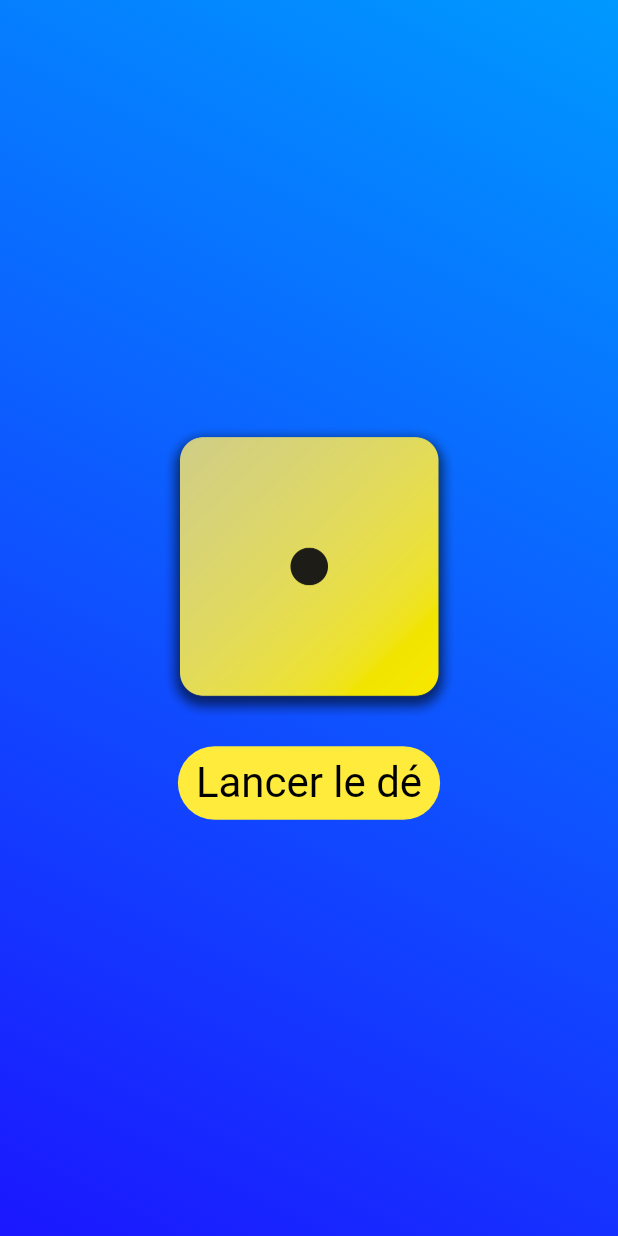
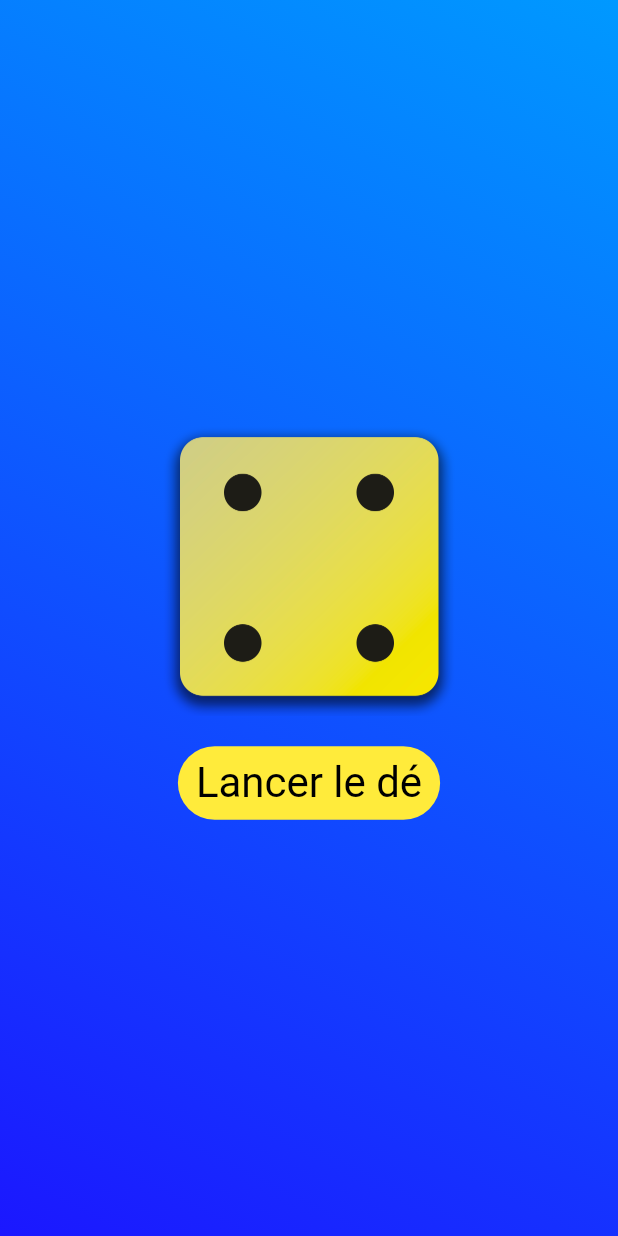
Before and after one commit to Fenysk/1_flutter_dice_app, a Flutter app: the screen it shows after launch, after a tap on "Lancer le dé", on a phone screen of 412 x 824 dp. Run offline on Flutter 3.47's test engine with Material 3 defaults, Android fonts, the phone set to English and light mode, and no system bars.

```diff
--- /dev/null
+++ b/lib/dice_roller.dart
@@ -0,0 +1,43 @@
+import 'package:flutter/material.dart';
+
+class DiceRoller extends StatefulWidget {
+  const DiceRoller({super.key});
+
+  @override
+  State<DiceRoller> createState() {
+    return _DiceRollerState();
+  }
+}
+
+class _DiceRollerState extends State<DiceRoller> {
+  var activeDiceImage = 'assets/images/dé-5.png';
+
+  void rollDice() {
+    setState(() {
+      activeDiceImage = 'assets/images/dé-4.png';
+    });
+  }
+
+  @override
+  Widget build(context) {
+    return Column(
+      mainAxisSize: MainAxisSize.min,
+      children: [
+        Image.asset(
+          activeDiceImage,
+          width: 200,
+        ),
+        const SizedBox(height: 20),
+        TextButton(
+          onPressed: rollDice,
+          style: TextButton.styleFrom(
+            backgroundColor: Colors.yellow,
+            foregroundColor: Colors.black,
+            textStyle: const TextStyle(fontSize: 28),
+          ),
+          child: const Text('Lancer le dé'),
+        )
+      ],
+    );
+  }
+}
--- a/lib/loading_page.dart
+++ b/lib/loading_page.dart
@@ -1,4 +1,5 @@
 import 'package:flutter/material.dart';
+import 'package:first_app/dice_roller.dart';
 
 const startAlignment = Alignment.bottomLeft;
 const endAlignment = Alignment.topRight;
@@ -8,11 +9,6 @@ class LoadingPage extends StatelessWidget {
 
   final Color startColor;
   final Color endColor;
-
-  void rollDice() {
-    // ignore: avoid_print
-    print('Le dé est lancé !');
-  }
 
   @override
   Widget build(context) {
@@ -27,26 +23,8 @@ class LoadingPage extends StatelessWidget {
           ],
         ),
       ),
-      child: Center(
-        child: Column(
-          mainAxisSize: MainAxisSize.min,
-          children: [
-            Image.asset(
-              'assets/images/dé-1.png',
-              width: 200,
-            ),
-            const SizedBox(height: 20),
-            TextButton(
-              onPressed: rollDice,
-              style: TextButton.styleFrom(
-                backgroundColor: Colors.yellow,
-                foregroundColor: Colors.black,
-                textStyle: const TextStyle(fontSize: 28),
-              ),
-              child: const Text('Lancer le dé'),
-            )
-          ],
-        ),
+      child: const Center(
+        child: DiceRoller(),
       ),
     );
   }
```
